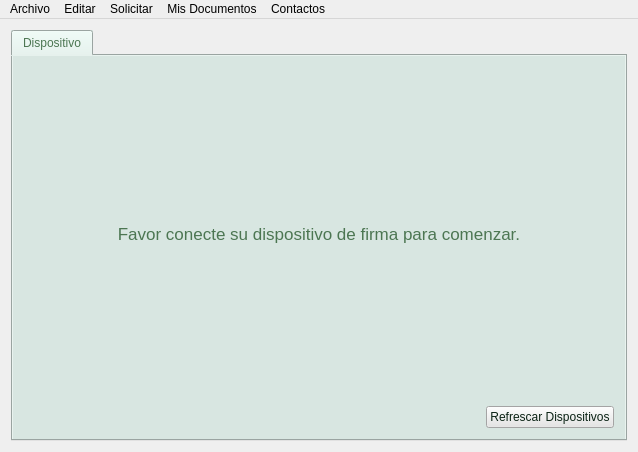
First picture: the form in client_fva/ui/ui_elements/fvaclientui.ui, repository luisza/dfva_client, before the edit.
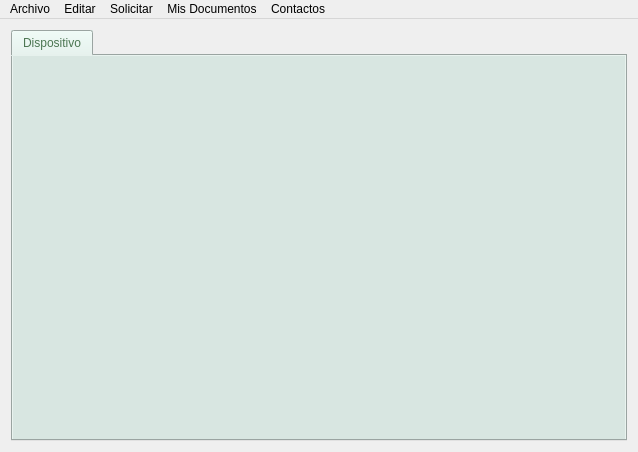
Second picture: the form after the edit. Icons and pictures are not drawn.

```diff
--- a/client_fva/ui/ui_elements/fvaclientui.ui
+++ b/client_fva/ui/ui_elements/fvaclientui.ui
@@ -104,95 +104,7 @@
        <attribute name="title">
         <string>Dispositivo</string>
        </attribute>
-       <layout class="QGridLayout" name="tab1Layout">
-        <item row="2" column="0">
-         <spacer name="verticalSpacer_2">
-          <property name="orientation">
-           <enum>Qt::Vertical</enum>
-          </property>
-          <property name="sizeHint" stdset="0">
-           <size>
-            <width>20</width>
-            <height>80</height>
-           </size>
-          </property>
-         </spacer>
-        </item>
-        <item row="3" column="1">
-         <widget class="QPushButton" name="refreshDevices">
-          <property name="layoutDirection">
-           <enum>Qt::LeftToRight</enum>
-          </property>
-          <property name="styleSheet">
-           <string notr="true">color: rgb(11, 35, 21);
-font: 75 9pt &quot;Noto Sans&quot;;
-background-color: rgb(229, 229, 229);
-</string>
-          </property>
-          <property name="text">
-           <string>Refrescar Dispositivos</string>
-          </property>
-          <property name="icon">
-           <iconset resource="resources.qrc">
-            <normaloff>:/images/refrescar.png</normaloff>:/images/refrescar.png</iconset>
-          </property>
-          <property name="autoDefault">
-           <bool>false</bool>
-          </property>
-          <property name="default">
-           <bool>false</bool>
-          </property>
-          <property name="flat">
-           <bool>false</bool>
-          </property>
-         </widget>
-        </item>
-        <item row="0" column="0">
-         <spacer name="verticalSpacer">
-          <property name="orientation">
-           <enum>Qt::Vertical</enum>
-          </property>
-          <property name="sizeHint" stdset="0">
-           <size>
-            <width>20</width>
-            <height>100</height>
-           </size>
-          </property>
-         </spacer>
-        </item>
-        <item row="1" column="0" colspan="2">
-         <widget class="QLabel" name="initialMessageLbl">
-          <property name="styleSheet">
-           <string notr="true">font: 13pt;</string>
-          </property>
-          <property name="text">
-           <string>Favor conecte su dispositivo de firma para comenzar.</string>
-          </property>
-          <property name="scaledContents">
-           <bool>true</bool>
-          </property>
-          <property name="alignment">
-           <set>Qt::AlignCenter</set>
-          </property>
-          <property name="wordWrap">
-           <bool>true</bool>
-          </property>
-         </widget>
-        </item>
-        <item row="3" column="0">
-         <spacer name="horizontalSpacer">
-          <property name="orientation">
-           <enum>Qt::Horizontal</enum>
-          </property>
-          <property name="sizeHint" stdset="0">
-           <size>
-            <width>40</width>
-            <height>20</height>
-           </size>
-          </property>
-         </spacer>
-        </item>
-       </layout>
+       <layout class="QGridLayout" name="tab1Layout"/>
       </widget>
      </widget>
     </item>
```
Left out of the diff: 20 changed lines with no effect on the pictures.
